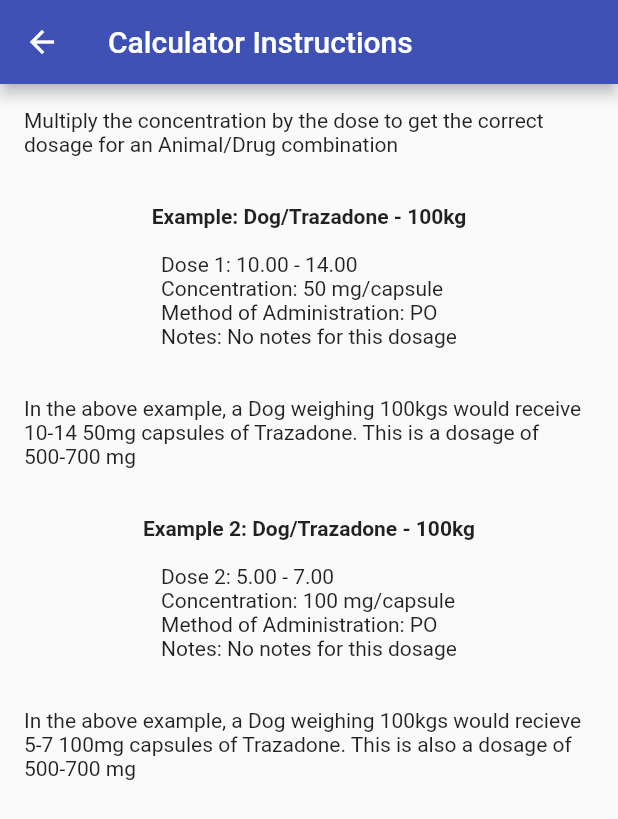
After one commit to vetcalc/vetcalc-mobile-calc, a Flutter app: the InfoCalcScreen screen opened directly, on a phone screen of 412 x 824 dp. The commit adds this screen. Shown: the top 819 px of the screen. Run offline on Flutter 3.47's test engine with Material 2 defaults, Android fonts, the light colour scheme and no system bars; missing offline and left inert: open_file_plus; network calls fail.

Commit message:
UI changes and calculator instruction screen

```diff
--- a/lib/lib.dart
+++ b/lib/lib.dart
@@ -21,6 +21,7 @@
 export 'components/drug_dropdown.dart';
 export 'screens/animal_details_screen.dart';
 export 'screens/animal_screen.dart';
+export 'screens/info_calc_screen.dart';
 export 'screens/drugs_screen.dart';
 export 'screens/calculator_screen.dart';
 export 'app.dart';
--- a/lib/models/concentration.dart
+++ b/lib/models/concentration.dart
@@ -4,20 +4,20 @@
 class Concentration {
   final int concentration_id;
   final value;
-  final Unit? unit;
   final int dosage_id;
+  final Unit unit;
 
   Concentration(
       {required this.concentration_id,
       required this.value,
-      required this.unit,
-      required this.dosage_id});
+      required this.dosage_id,
+      required this.unit});
 
   factory Concentration.fromJson(Map<String, dynamic> json) {
     return Concentration(
         concentration_id: int.parse(json['concentration_id']),
         value: (json['value']),
-        unit: Unit.fromJson(json['unit']),
-        dosage_id: int.parse(json['dosage_id']));
+        dosage_id: int.parse(json['dosage_id']),
+        unit: Unit.fromJson(json['unit']));
   }
 }
--- a/lib/models/unit.dart
+++ b/lib/models/unit.dart
@@ -3,7 +3,7 @@
 
 class Unit {
   final int unit_id;
-  String name;
+  final String name;
 
   Unit({
     required this.unit_id,
--- /dev/null
+++ b/lib/screens/info_calc_screen.dart
@@ -0,0 +1,49 @@
+import 'package:flutter/material.dart';
+import 'package:vet_app/lib.dart';
+
+class InfoCalcScreen extends StatelessWidget {
+  const InfoCalcScreen({super.key});
+
+  @override
+  Widget build(BuildContext context) {
+    //final animal = ModalRoute.of(context)!.settings.arguments as Animal;
+
+    return Scaffold(
+        appBar: AppBar(
+          title: Text("Calculator Instructions"),
+        ),
+        body: Column(
+          children: [
+            // Text(
+            //   "Calculator Instructions: \n",
+            //   style: TextStyle(fontWeight: FontWeight.bold, fontSize: 25),
+            // ),
+            Padding(
+              padding: const EdgeInsets.all(16.0),
+              child: Text(
+                  'Multiply the concentration by the dose to get the correct dosage for an Animal/Drug combination\n'),
+            ),
+            Text(
+              'Example: Dog/Trazadone - 100kg\n',
+              style: TextStyle(fontWeight: FontWeight.bold),
+            ),
+            Text(
+                'Dose 1: 10.00 - 14.00\nConcentration: 50 mg/capsule\nMethod of Administration: PO\nNotes: No notes for this dosage\n'),
+            Padding(
+              padding: const EdgeInsets.all(16.0),
+              child: Text(
+                  'In the above example, a Dog weighing 100kgs would receive 10-14 50mg capsules of Trazadone. This is a dosage of 500-700 mg\n'),
+            ),
+            Text('Example 2: Dog/Trazadone - 100kg\n',
+                style: TextStyle(fontWeight: FontWeight.bold)),
+            Text(
+                'Dose 2: 5.00 - 7.00\nConcentration: 100 mg/capsule\nMethod of Administration: PO\nNotes: No notes for this dosage\n'),
+            Padding(
+              padding: const EdgeInsets.all(16.0),
+              child: Text(
+                  'In the above example, a Dog weighing 100kgs would recieve 5-7 100mg capsules of Trazadone. This is also a dosage of 500-700 mg'),
+            )
+          ],
+        ));
+  }
+}
```
Also changed, not shown: lib/screens/animal_details_screen.dart (+15 -5 lines), lib/screens/calculator_screen.dart (+147 -120 lines), lib/screens/drugs_screen.dart (+7 -5 lines).
